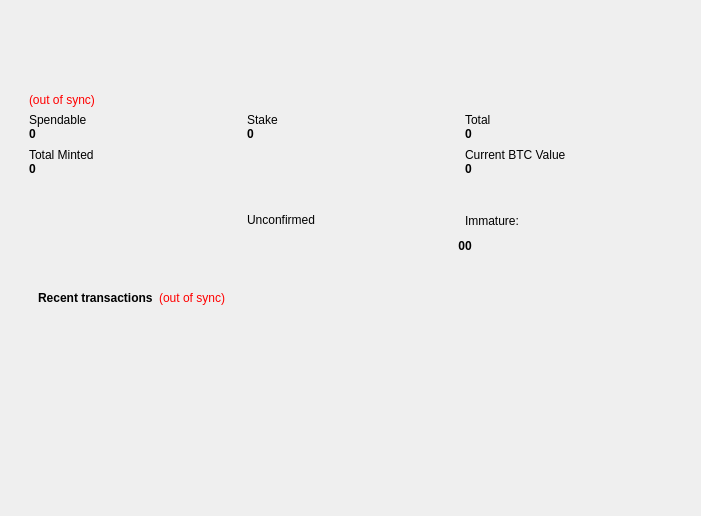
Qt form src/qt/forms/overviewpage.ui (Pink2Dev/Pink2) before a commit.
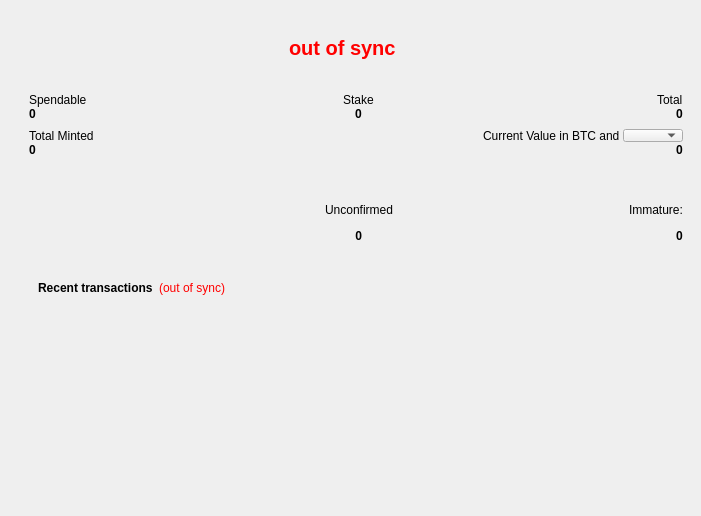
The same form after that commit. Icons and pictures are not drawn.

The edit to the form file:
```diff
--- a/src/qt/forms/overviewpage.ui
+++ b/src/qt/forms/overviewpage.ui
@@ -111,6 +111,66 @@
                  </property>
                 </spacer>
                </item>
+               <item>
+                <widget class="QLabel" name="labelWalletStatus">
+                 <property name="minimumSize">
+                  <size>
+                   <width>0</width>
+                   <height>0</height>
+                  </size>
+                 </property>
+                 <property name="baseSize">
+                  <size>
+                   <width>0</width>
+                   <height>0</height>
+                  </size>
+                 </property>
+                 <property name="font">
+                  <font>
+                   <pointsize>15</pointsize>
+                   <weight>75</weight>
+                   <italic>false</italic>
+                   <bold>true</bold>
+                   <underline>false</underline>
+                   <strikeout>false</strikeout>
+                  </font>
+                 </property>
+                 <property name="toolTip">
+                  <string>The displayed information may be out of date. Your wallet automatically synchronizes with the BitBay network after a connection is established, but this process has not completed yet.</string>
+                 </property>
+                 <property name="layoutDirection">
+                  <enum>Qt::LeftToRight</enum>
+                 </property>
+                 <property name="styleSheet">
+                  <string notr="true">QLabel { color: red; }</string>
+                 </property>
+                 <property name="text">
+                  <string notr="true">out of sync</string>
+                 </property>
+                 <property name="alignment">
+                  <set>Qt::AlignLeading|Qt::AlignLeft|Qt::AlignVCenter</set>
+                 </property>
+                 <property name="margin">
+                  <number>0</number>
+                 </property>
+                 <property name="indent">
+                  <number>-1</number>
+                 </property>
+                </widget>
+               </item>
+               <item>
+                <spacer name="horizontalSpacer_4">
+                 <property name="orientation">
+                  <enum>Qt::Horizontal</enum>
+                 </property>
+                 <property name="sizeHint" stdset="0">
+                  <size>
+                   <width>40</width>
+                   <height>20</height>
+                  </size>
+                 </property>
+                </spacer>
+               </item>
                <item>
                 <widget class="QLabel" name="labMyWallet">
                  <property name="maximumSize">
@@ -156,55 +216,160 @@
               </layout>
              </item>
              <item>
-              <widget class="QLabel" name="labelWalletStatus">
-               <property name="minimumSize">
-                <size>
-                 <width>0</width>
-                 <height>0</height>
-                </size>
-               </property>
-               <property name="baseSize">
-                <size>
-                 <width>0</width>
-                 <height>0</height>
-                </size>
-               </property>
-               <property name="toolTip">
-                <string>The displayed information may be out of date. Your wallet automatically synchronizes with the BitBay network after a connection is established, but this process has not completed yet.</string>
-               </property>
-               <property name="layoutDirection">
-                <enum>Qt::LeftToRight</enum>
-               </property>
-               <property name="styleSheet">
-                <string notr="true">QLabel { color: red; }</string>
-               </property>
-               <property name="text">
-                <string notr="true">(out of sync)</string>
-               </property>
-               <property name="alignment">
-                <set>Qt::AlignLeading|Qt::AlignLeft|Qt::AlignVCenter</set>
-               </property>
-               <property name="margin">
-                <number>0</number>
-               </property>
-               <property name="indent">
-                <number>-1</number>
-               </property>
-              </widget>
-             </item>
-             <item>
-              <layout class="QGridLayout" name="gridLayout">
+              <layout class="QGridLayout" name="gridLayout" rowstretch="0,0,0,0,0,0,0,0,0,0,0,0,0,0,0,0,0,0,0,0,0,0,0,0,0,0,0" columnstretch="4,2,3,0">
                <property name="spacing">
                 <number>0</number>
                </property>
-               <item row="6" column="2">
-                <widget class="QLabel" name="labelBtcValueText">
+               <item row="0" column="1" alignment="Qt::AlignHCenter">
+                <widget class="QLabel" name="label_6">
+                 <property name="palette">
+                  <palette>
+                   <active>
+                    <colorrole role="WindowText">
+                     <brush brushstyle="SolidPattern">
+                      <color alpha="255">
+                       <red>0</red>
+                       <green>0</green>
+                       <blue>0</blue>
+                      </color>
+                     </brush>
+                    </colorrole>
+                   </active>
+                   <inactive>
+                    <colorrole role="WindowText">
+                     <brush brushstyle="SolidPattern">
+                      <color alpha="255">
+                       <red>0</red>
+                       <green>0</green>
+                       <blue>0</blue>
+                      </color>
+                     </brush>
+                    </colorrole>
+                   </inactive>
+                   <disabled>
+                    <colorrole role="WindowText">
+                     <brush brushstyle="SolidPattern">
+                      <color alpha="255">
+                       <red>120</red>
+                       <green>120</green>
+                       <blue>120</blue>
+                      </color>
+                     </brush>
+                    </colorrole>
+                   </disabled>
+                  </palette>
+                 </property>
                  <property name="text">
-                  <string>Current BTC Value</string>
+                  <string>Stake</string>
                  </property>
                 </widget>
                </item>
-               <item row="26" column="1">
+               <item row="0" column="0" alignment="Qt::AlignLeft">
+                <widget class="QLabel" name="label">
+                 <property name="text">
+                  <string>Spendable</string>
+                 </property>
+                </widget>
+               </item>
+               <item row="26" column="2" colspan="2" alignment="Qt::AlignRight">
+                <widget class="QLabel" name="labelImmature">
+                 <property name="font">
+                  <font>
+                   <weight>75</weight>
+                   <bold>true</bold>
+                  </font>
+                 </property>
+                 <property name="text">
+                  <string>0</string>
+                 </property>
+                </widget>
+               </item>
+               <item row="5" column="0">
+                <spacer name="verticalSpacer_5">
+                 <property name="orientation">
+                  <enum>Qt::Vertical</enum>
+                 </property>
+                 <property name="sizeHint" stdset="0">
+                  <size>
+                   <width>20</width>
+                   <height>10</height>
+                  </size>
+                 </property>
+                </spacer>
+               </item>
+               <item row="4" column="1" alignment="Qt::AlignHCenter">
+                <widget class="QLabel" name="labelStake">
+                 <property name="palette">
+                  <palette>
+                   <active>
+                    <colorrole role="WindowText">
+                     <brush brushstyle="SolidPattern">
+                      <color alpha="255">
+                       <red>0</red>
+                       <green>0</green>
+                       <blue>0</blue>
+                      </color>
+                     </brush>
+                    </colorrole>
+                   </active>
+                   <inactive>
+                    <colorrole role="WindowText">
+                     <brush brushstyle="SolidPattern">
+                      <color alpha="255">
+                       <red>0</red>
+                       <green>0</green>
+                       <blue>0</blue>
+                      </color>
+                     </brush>
+                    </colorrole>
+                   </inactive>
+                   <disabled>
+                    <colorrole role="WindowText">
+                     <brush brushstyle="SolidPattern">
+                      <color alpha="255">
+                       <red>120</red>
+                       <green>120</green>
+                       <blue>120</blue>
+                      </color>
+                     </brush>
+                    </colorrole>
+                   </disabled>
+                  </palette>
+                 </property>
+                 <property name="font">
+                  <font>
+                   <weight>75</weight>
+                   <bold>true</bold>
+                  </font>
+                 </property>
+                 <property name="cursor">
+                  <cursorShape>IBeamCursor</cursorShape>
+                 </property>
+                 <property name="toolTip">
+                  <string>Total of coins that was staked, and do not yet count toward the current balance</string>
+                 </property>
+                 <property name="text">
+                  <string notr="true">0</string>
+                 </property>
+                 <property name="textInteractionFlags">
+                  <set>Qt::LinksAccessibleByMouse|Qt::TextSelectableByKeyboard|Qt::TextSelectableByMouse</set>
+                 </property>
+                </widget>
+               </item>
+               <item row="18" column="0">
+                <spacer name="verticalSpacer_9">
+                 <property name="orientation">
+                  <enum>Qt::Vertical</enum>
+                 </property>
+                 <property name="sizeHint" stdset="0">
+                  <size>
+                   <width>20</width>
+                   <height>10</height>
+                  </size>
+                 </property>
+                </spacer>
+               </item>
+               <item row="26" column="1" alignment="Qt::AlignHCenter">
                 <widget class="QLabel" name="labelUnconfirmed">
                  <property name="palette">
                   <palette>
@@ -269,6 +434,207 @@
                  </property>
                 </widget>
                </item>
+               <item row="0" column="2" colspan="2" alignment="Qt::AlignRight">
+                <widget class="QLabel" name="labelTotalText">
+                 <property name="palette">
+                  <palette>
+                   <active>
+                    <colorrole role="WindowText">
+                     <brush brushstyle="SolidPattern">
+                      <color alpha="255">
+                       <red>0</red>
+                       <green>0</green>
+                       <blue>0</blue>
+                      </color>
+                     </brush>
+                    </colorrole>
+                   </active>
+                   <inactive>
+                    <colorrole role="WindowText">
+                     <brush brushstyle="SolidPattern">
+                      <color alpha="255">
+                       <red>0</red>
+                       <green>0</green>
+                       <blue>0</blue>
+                      </color>
+                     </brush>
+                    </colorrole>
+                   </inactive>
+                   <disabled>
+                    <colorrole role="WindowText">
+                     <brush brushstyle="SolidPattern">
+                      <color alpha="255">
+                       <red>120</red>
+                       <green>120</green>
+                       <blue>120</blue>
+                      </color>
+                     </brush>
+                    </colorrole>
+                   </disabled>
+                  </palette>
+                 </property>
+                 <property name="text">
+                  <string>Total</string>
+                 </property>
+                </widget>
+               </item>
+               <item row="4" column="2" colspan="2" alignment="Qt::AlignRight">
+                <widget class="QLabel" name="labelTotal">
+                 <property name="palette">
+                  <palette>
+                   <active>
+                    <colorrole role="WindowText">
+                     <brush brushstyle="SolidPattern">
+                      <color alpha="255">
+                       <red>0</red>
+                       <green>0</green>
+                       <blue>0</blue>
+                      </color>
+                     </brush>
+                    </colorrole>
+                   </active>
+                   <inactive>
+                    <colorrole role="WindowText">
+                     <brush brushstyle="SolidPattern">
+                      <color alpha="255">
+                       <red>0</red>
+                       <green>0</green>
+                       <blue>0</blue>
+                      </color>
+                     </brush>
+                    </colorrole>
+                   </inactive>
+                   <disabled>
+                    <colorrole role="WindowText">
+                     <brush brushstyle="SolidPattern">
+                      <color alpha="255">
+                       <red>120</red>
+                       <green>120</green>
+                       <blue>120</blue>
+                      </color>
+                     </brush>
+                    </colorrole>
+                   </disabled>
+                  </palette>
+                 </property>
+                 <property name="font">
+                  <font>
+                   <weight>75</weight>
+                   <bold>true</bold>
+                  </font>
+                 </property>
+                 <property name="cursor">
+                  <cursorShape>IBeamCursor</cursorShape>
+                 </property>
+                 <property name="toolTip">
+                  <string>Your current total balance</string>
+                 </property>
+                 <property name="text">
+                  <string notr="true">0</string>
+                 </property>
+                 <property name="textInteractionFlags">
+                  <set>Qt::LinksAccessibleByMouse|Qt::TextSelectableByKeyboard|Qt::TextSelectableByMouse</set>
+                 </property>
+                </widget>
+               </item>
+               <item row="25" column="2" colspan="2" alignment="Qt::AlignRight">
+                <widget class="QLabel" name="labelImmatureText">
+                 <property name="palette">
+                  <palette>
+                   <active>
+                    <colorrole role="WindowText">
+                     <brush brushstyle="SolidPattern">
+                      <color alpha="255">
+                       <red>0</red>
+                       <green>0</green>
+                       <blue>0</blue>
+                      </color>
+                     </brush>
+                    </colorrole>
+                    <colorrole role="Text">
+                     <brush brushstyle="SolidPattern">
+                      <color alpha="255">
+                       <red>0</red>
+                       <green>0</green>
+                       <blue>0</blue>
+                      </color>
+                     </brush>
+                    </colorrole>
+                    <colorrole role="PlaceholderText">
+                     <brush brushstyle="NoBrush">
+                      <color alpha="128">
+                       <red>0</red>
+                       <green>0</green>
+                       <blue>0</blue>
+                      </color>
+                     </brush>
+                    </colorrole>
+                   </active>
+                   <inactive>
+                    <colorrole role="WindowText">
+                     <brush brushstyle="SolidPattern">
+                      <color alpha="255">
+                       <red>0</red>
+                       <green>0</green>
+                       <blue>0</blue>
+                      </color>
+                     </brush>
+                    </colorrole>
+                    <colorrole role="Text">
+                     <brush brushstyle="SolidPattern">
+                      <color alpha="255">
+                       <red>0</red>
+                       <green>0</green>
+                       <blue>0</blue>
+                      </color>
+                     </brush>
+                    </colorrole>
+                    <colorrole role="PlaceholderText">
+                     <brush brushstyle="NoBrush">
+                      <color alpha="128">
+                       <red>0</red>
+                       <green>0</green>
+                       <blue>0</blue>
+                      </color>
+                     </brush>
+                    </colorrole>
+                   </inactive>
+                   <disabled>
+                    <colorrole role="WindowText">
+                     <brush brushstyle="SolidPattern">
+                      <color alpha="255">
+                       <red>120</red>
+                       <green>120</green>
+                       <blue>120</blue>
+                      </color>
+                     </brush>
+                    </colorrole>
+                    <colorrole role="Text">
+                     <brush brushstyle="SolidPattern">
+                      <color alpha="255">
+                       <red>120</red>
+                       <green>120</green>
+                       <blue>120</blue>
+                      </color>
+                     </brush>
+                    </colorrole>
+                    <colorrole role="PlaceholderText">
+                     <brush brushstyle="NoBrush">
+                      <color alpha="128">
+                       <red>0</red>
+                       <green>0</green>
+                       <blue>0</blue>
+                      </color>
+                     </brush>
+                    </colorrole>
+                   </disabled>
+                  </palette>
+                 </property>
+                 <property name="text">
+                  <string>Immature:</string>
+                 </property>
+                </widget>
+               </item>
                <item row="11" column="0">
                 <spacer name="verticalSpacer_7">
                  <property name="orientation">
@@ -282,19 +648,6 @@
                  </property>
                 </spacer>
                </item>
-               <item row="5" column="0">
-                <spacer name="verticalSpacer_5">
-                 <property name="orientation">
-                  <enum>Qt::Vertical</enum>
-                 </property>
-                 <property name="sizeHint" stdset="0">
-                  <size>
-                   <width>20</width>
-                   <height>10</height>
-                  </size>
-                 </property>
-                </spacer>
-               </item>
                <item row="15" column="0">
                 <spacer name="verticalSpacer_8">
                  <property name="orientation">
@@ -308,61 +661,16 @@
                  </property>
                 </spacer>
                </item>
-               <item row="0" column="0">
-                <widget class="QLabel" name="label">
-                 <property name="text">
-                  <string>Spendable</string>
+               <item row="7" column="0" alignment="Qt::AlignLeft">
+                <widget class="QLabel" name="labelTotalMinted">
+                 <property name="font">
+                  <font>
+                   <weight>75</weight>
+                   <bold>true</bold>
+                  </font>
                  </property>
-                </widget>
-               </item>
-               <item row="6" column="0">
-                <widget class="QLabel" name="labelTotalMintedText">
                  <property name="text">
-                  <string>Total Minted</string>
-                 </property>
-                </widget>
-               </item>
-               <item row="0" column="1">
-                <widget class="QLabel" name="label_6">
-                 <property name="palette">
-                  <palette>
-                   <active>
-                    <colorrole role="WindowText">
-                     <brush brushstyle="SolidPattern">
-                      <color alpha="255">
-                       <red>0</red>
-                       <green>0</green>
-                       <blue>0</blue>
-                      </color>
-                     </brush>
-                    </colorrole>
-                   </active>
-                   <inactive>
-                    <colorrole role="WindowText">
-                     <brush brushstyle="SolidPattern">
-                      <color alpha="255">
-                       <red>0</red>
-                       <green>0</green>
-                       <blue>0</blue>
-                      </color>
-                     </brush>
-                    </colorrole>
-                   </inactive>
-                   <disabled>
-                    <colorrole role="WindowText">
-                     <brush brushstyle="SolidPattern">
-                      <color alpha="255">
-                       <red>120</red>
-                       <green>120</green>
-                       <blue>120</blue>
-                      </color>
-                     </brush>
-                    </colorrole>
-                   </disabled>
-                  </palette>
-                 </property>
-                 <property name="text">
-                  <string>Stake</string>
+                  <string>0</string>
                  </property>
                 </widget>
                </item>
@@ -379,64 +687,27 @@
                  </property>
                 </spacer>
                </item>
-               <item row="0" column="2">
-                <widget class="QLabel" name="labelTotalText">
-                 <property name="palette">
-                  <palette>
-                   <active>
-                    <colorrole role="WindowText">
-                     <brush brushstyle="SolidPattern">
-                      <color alpha="255">
-                       <red>0</red>
-                       <green>0</green>
-                       <blue>0</blue>
-                      </color>
-                     </brush>
-                    </colorrole>
-                   </active>
-                   <inactive>
-                    <colorrole role="WindowText">
-                     <brush brushstyle="SolidPattern">
-                      <color alpha="255">
-                       <red>0</red>
-                       <green>0</green>
-                       <blue>0</blue>
-                      </color>
-                     </brush>
-                    </colorrole>
-                   </inactive>
-                   <disabled>
-                    <colorrole role="WindowText">
-                     <brush brushstyle="SolidPattern">
-                      <color alpha="255">
-                       <red>120</red>
-                       <green>120</green>
-                       <blue>120</blue>
-                      </color>
-                     </brush>
-                    </colorrole>
-                   </disabled>
-                  </palette>
+               <item row="7" column="2" colspan="2" alignment="Qt::AlignRight">
+                <widget class="QLabel" name="labelBtcValue">
+                 <property name="font">
+                  <font>
+                   <weight>75</weight>
+                   <bold>true</bold>
+                  </font>
                  </property>
                  <property name="text">
-                  <string>Total</string>
+                  <string>0</string>
                  </property>
                 </widget>
                </item>
-               <item row="18" column="0">
-                <spacer name="verticalSpacer_9">
-                 <property name="orientation">
-                  <enum>Qt::Vertical</enum>
+               <item row="6" column="0" alignment="Qt::AlignLeft">
+                <widget class="QLabel" name="labelTotalMintedText">
+                 <property name="text">
+                  <string>Total Minted</string>
                  </property>
-                 <property name="sizeHint" stdset="0">
-                  <size>
-                   <width>20</width>
-                   <height>10</height>
-                  </size>
-                 </property>
-                </spacer>
+                </widget>
                </item>
-               <item row="4" column="0">
+               <item row="4" column="0" alignment="Qt::AlignLeft">
                 <widget class="QLabel" name="labelBalance">
                  <property name="font">
                   <font>
@@ -461,6 +732,28 @@
                  </property>
                 </widget>
                </item>
+               <item row="6" column="3">
+                <widget class="QComboBox" name="labelCurrency">
+                 <property name="sizePolicy">
+                  <sizepolicy hsizetype="Preferred" vsizetype="Preferred">
+                   <horstretch>0</horstretch>
+                   <verstretch>0</verstretch>
+                  </sizepolicy>
+                 </property>
+                 <property name="maximumSize">
+                  <size>
+                   <width>60</width>
+                   <height>13</height>
+                  </size>
+                 </property>
+                 <property name="maxVisibleItems">
+                  <number>10</number>
+                 </property>
+                 <property name="minimumContentsLength">
+                  <number>1</number>
+                 </property>
+                </widget>
+               </item>
                <item row="25" column="0">
                 <spacer name="verticalSpacer_4">
                  <property name="orientation">
@@ -474,117 +767,7 @@
                  </property>
                 </spacer>
                </item>
-               <item row="7" column="2">
-                <widget class="QLabel" name="labelBtcValue">
-                 <property name="font">
-                  <font>
-                   <weight>75</weight>
-                   <bold>true</bold>
-                  </font>
-                 </property>
-                 <property name="text">
-                  <string>0</string>
-                 </property>
-                </widget>
-               </item>
-               <item row="7" column="0">
-                <widget class="QLabel" name="labelTotalMinted">
-                 <property name="font">
-                  <font>
-                   <weight>75</weight>
-                   <bold>true</bold>
-                  </font>
-                 </property>
-                 <property name="text">
-                  <string>0</string>
-                 </property>
-                </widget>
-               </item>
-               <item row="26" column="2">
-                <widget class="QLabel" name="labelImmature">
-                 <property name="font">
-                  <font>
-                   <weight>75</weight>
-                   <bold>true</bold>
-                  </font>
-                 </property>
-                 <property name="text">
-                  <string>0</string>
-                 </property>
-                </widget>
-               </item>
-               <item row="25" column="2">
-                <widget class="QLabel" name="labelImmatureText">
-                 <property name="palette">
-                  <palette>
-                   <active>
-                    <colorrole role="WindowText">
-                     <brush brushstyle="SolidPattern">
-                      <color alpha="255">
-                       <red>0</red>
-                       <green>0</green>
-                       <blue>0</blue>
-                      </color>
-                     </brush>
-                    </colorrole>
-                    <colorrole role="Text">
-                     <brush brushstyle="SolidPattern">
-                      <color alpha="255">
-                       <red>0</red>
-                       <green>0</green>
-                       <blue>0</blue>
-                      </color>
-                     </brush>
-                    </colorrole>
-                   </active>
-                   <inactive>
-                    <colorrole role="WindowText">
-                     <brush brushstyle="SolidPattern">
-                      <color alpha="255">
-                       <red>0</red>
-                       <green>0</green>
-                       <blue>0</blue>
-                      </color>
-                     </brush>
-                    </colorrole>
-                    <colorrole role="Text">
-                     <brush brushstyle="SolidPattern">
-                      <color alpha="255">
-                       <red>0</red>
-                       <green>0</green>
-                       <blue>0</blue>
-                      </color>
-                     </brush>
-                    </colorrole>
-                   </inactive>
-                   <disabled>
-                    <colorrole role="WindowText">
-                     <brush brushstyle="SolidPattern">
-                      <color alpha="255">
-                       <red>120</red>
-                       <green>120</green>
-                       <blue>120</blue>
-                      </color>
-                     </brush>
-                    </colorrole>
-                    <colorrole role="Text">
-                     <brush brushstyle="SolidPattern">
-                      <color alpha="255">
-                       <red>120</red>
-                       <green>120</green>
-                       <blue>120</blue>
-                      </color>
-                     </brush>
-                    </colorrole>
-                   </disabled>
-                  </palette>
-                 </property>
-                 <property name="text">
-                  <string>Immature:</string>
-                 </property>
-                </widget>
-               </item>
-               <item row="25" column="1">
+               <item row="25" column="1" alignment="Qt::AlignHCenter">
                 <widget class="QLabel" name="label_3">
                  <property name="palette">
                   <palette>
@@ -628,121 +811,22 @@
                  </property>
                 </widget>
                </item>
-               <item row="4" column="1">
-                <widget class="QLabel" name="labelStake">
-                 <property name="palette">
-                  <palette>
-                   <active>
-                    <colorrole role="WindowText">
-                     <brush brushstyle="SolidPattern">
-                      <color alpha="255">
-                       <red>0</red>
-                       <green>0</green>
-                       <blue>0</blue>
-                      </color>
-                     </brush>
-                    </colorrole>
-                   </active>
-                   <inactive>
-                    <colorrole role="WindowText">
-                     <brush brushstyle="SolidPattern">
-                      <color alpha="255">
-                       <red>0</red>
-                       <green>0</green>
-                       <blue>0</blue>
-                      </color>
-                     </brush>
-                    </colorrole>
-                   </inactive>
-                   <disabled>
-                    <colorrole role="WindowText">
-                     <brush brushstyle="SolidPattern">
-                      <color alpha="255">
-                       <red>120</red>
-                       <green>120</green>
-                       <blue>120</blue>
-                      </color>
-                     </brush>
-                    </colorrole>
-                   </disabled>
-                  </palette>
+               <item row="6" column="2" alignment="Qt::AlignRight">
+                <widget class="QLabel" name="labelBtcValueText">
+                 <property name="lineWidth">
+                  <number>1</number>
                  </property>
-                 <property name="font">
-                  <font>
-                   <weight>75</weight>
-                   <bold>true</bold>
-                  </font>
-                 </property>
-                 <property name="cursor">
-                  <cursorShape>IBeamCursor</cursorShape>
-                 </property>
-                 <property name="toolTip">
-                  <string>Total of coins that was staked, and do not yet count toward the current balance</string>
-                 </property>
                  <property name="text">
-                  <string notr="true">0</string>
+                  <string>Current Value in BTC and </string>
                  </property>
                  <property name="textInteractionFlags">
                   <set>Qt::LinksAccessibleByMouse|Qt::TextSelectableByKeyboard|Qt::TextSelectableByMouse</set>
                  </property>
-                </widget>
-               </item>
-               <item row="4" column="2">
-                <widget class="QLabel" name="labelTotal">
-                 <property name="palette">
-                  <palette>
-                   <active>
-                    <colorrole role="WindowText">
-                     <brush brushstyle="SolidPattern">
-                      <color alpha="255">
-                       <red>0</red>
-                       <green>0</green>
-                       <blue>0</blue>
-                      </color>
-                     </brush>
-                    </colorrole>
-                   </active>
-                   <inactive>
-                    <colorrole role="WindowText">
-                     <brush brushstyle="SolidPattern">
-                      <color alpha="255">
-                       <red>0</red>
-                       <green>0</green>
-                       <blue>0</blue>
-                      </color>
-                     </brush>
-                    </colorrole>
-                   </inactive>
-                   <disabled>
-                    <colorrole role="WindowText">
-                     <brush brushstyle="SolidPattern">
-                      <color alpha="255">
-                       <red>120</red>
-                       <green>120</green>
-                       <blue>120</blue>
-                      </color>
-                     </brush>
-                    </colorrole>
-                   </disabled>
-                  </palette>
+                 <property name="margin">
+                  <number>0</number>
                  </property>
-                 <property name="font">
-                  <font>
-                   <weight>75</weight>
-                   <bold>true</bold>
-                  </font>
-                 </property>
-                 <property name="cursor">
-                  <cursorShape>IBeamCursor</cursorShape>
-                 </property>
-                 <property name="toolTip">
-                  <string>Your current total balance</string>
-                 </property>
-                 <property name="text">
-                  <string notr="true">0</string>
-                 </property>
-                 <property name="textInteractionFlags">
-                  <set>Qt::LinksAccessibleByMouse|Qt::TextSelectableByKeyboard|Qt::TextSelectableByMouse</set>
+                 <property name="indent">
+                  <number>0</number>
                  </property>
                 </widget>
                </item>
```
Left out of the diff: 4 changed lines with no effect on the pictures.
